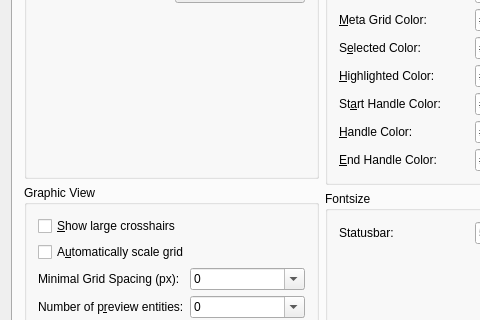
Old version of the form librecad/src/ui/forms/qg_dlgoptionsgeneral.ui in the repository LibreCAD/LibreCAD; both pictures show x 0 to 480 and y 126 to 446 of the 643 by 550 pixel window.
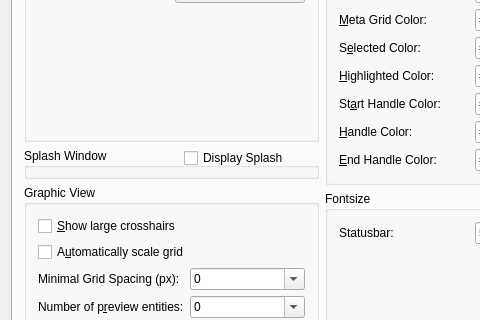
New version of the form. Icons and pictures are not drawn.

Commit message: display splash by options

Patch:
```diff
--- a/librecad/src/ui/forms/qg_dlgoptionsgeneral.ui
+++ b/librecad/src/ui/forms/qg_dlgoptionsgeneral.ui
@@ -17,7 +17,16 @@
    <bool>true</bool>
   </property>
   <layout class="QVBoxLayout">
-   <property name="margin">
+   <property name="leftMargin">
+    <number>11</number>
+   </property>
+   <property name="topMargin">
+    <number>11</number>
+   </property>
+   <property name="rightMargin">
+    <number>11</number>
+   </property>
+   <property name="bottomMargin">
     <number>11</number>
    </property>
    <item>
@@ -84,7 +93,7 @@
          </layout>
         </widget>
        </item>
-       <item row="2" column="1">
+       <item row="3" column="1">
         <widget class="QGroupBox" name="buttonGroup5_2">
          <property name="title">
           <string>Fontsize</string>
@@ -187,7 +196,7 @@
          </layout>
         </widget>
        </item>
-       <item row="1" column="0" rowspan="2">
+       <item row="2" column="0" rowspan="2">
         <widget class="QGroupBox" name="bgGraphicView">
          <property name="title">
           <string>Graphic View</string>
@@ -358,7 +367,7 @@
          </layout>
         </widget>
        </item>
-       <item row="3" column="1">
+       <item row="4" column="1">
         <spacer name="spacer9">
          <property name="orientation">
           <enum>Qt::Vertical</enum>
@@ -374,7 +383,7 @@
          </property>
         </spacer>
        </item>
-       <item row="3" column="0">
+       <item row="4" column="0">
         <spacer name="spacer4">
          <property name="orientation">
           <enum>Qt::Vertical</enum>
@@ -390,7 +399,7 @@
          </property>
         </spacer>
        </item>
-       <item row="0" column="1" rowspan="2">
+       <item row="0" column="1" rowspan="3">
         <widget class="QGroupBox" name="bgColors">
          <property name="title">
           <string>Colors</string>
@@ -670,6 +679,29 @@
          </layout>
         </widget>
        </item>
+       <item row="1" column="0">
+        <widget class="QGroupBox" name="gbSplash">
+         <property name="title">
+          <string>Splash Window</string>
+         </property>
+         <widget class="QCheckBox" name="cbSplash">
+          <property name="geometry">
+           <rect>
+            <x>160</x>
+            <y>0</y>
+            <width>140</width>
+            <height>20</height>
+           </rect>
+          </property>
+          <property name="text">
+           <string>Display Splash</string>
+          </property>
+          <property name="checked">
+           <bool>false</bool>
+          </property>
+         </widget>
+        </widget>
+       </item>
       </layout>
      </widget>
      <widget class="QWidget" name="tab_2">
```
The commit also changes 2 other files.
